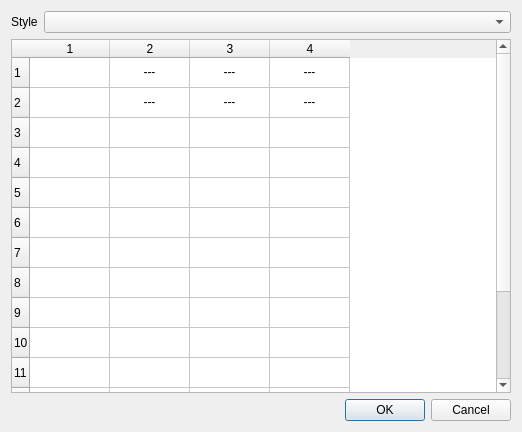
Before: the Qt Designer form plugins/highlighter/highlighter.ui in inyokaproject/inyokaedit, drawn with Qt 5.
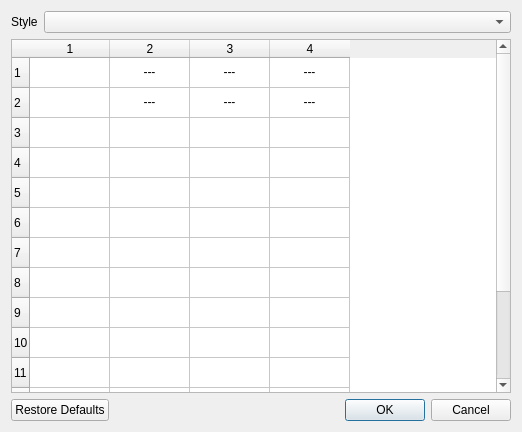
After: the same form once the commit is applied.

Commit message: Button to restore syntax highlighting defaults

Diff of the .ui file:
```diff
--- a/plugins/highlighter/highlighter.ui
+++ b/plugins/highlighter/highlighter.ui
@@ -566,13 +566,13 @@
    <item row="0" column="1">
     <widget class="QComboBox" name="styleFilesBox"/>
    </item>
-   <item row="5" column="1">
+   <item row="5" column="0" colspan="2">
     <widget class="QDialogButtonBox" name="buttonBox">
      <property name="orientation">
       <enum>Qt::Horizontal</enum>
      </property>
      <property name="standardButtons">
-      <set>QDialogButtonBox::Cancel|QDialogButtonBox::Ok</set>
+      <set>QDialogButtonBox::Cancel|QDialogButtonBox::Ok|QDialogButtonBox::RestoreDefaults</set>
      </property>
     </widget>
    </item>
```
The commit also changes 12 other files.
